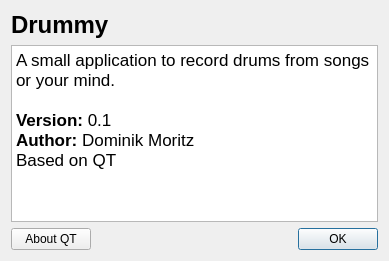
Above: about.ui from domoritz/drummy before the change. Below: the same form after it.
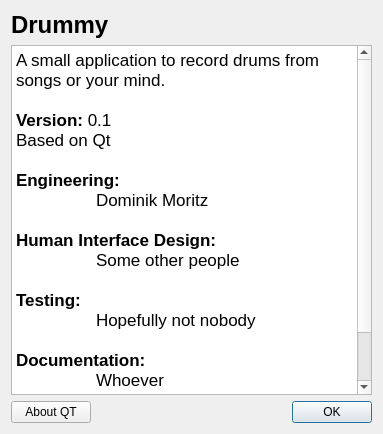
That is the form after the change.

Diff of the .ui file:
```diff
--- a/about.ui
+++ b/about.ui
@@ -6,8 +6,8 @@
    <rect>
     <x>0</x>
     <y>0</y>
-    <width>389</width>
-    <height>261</height>
+    <width>383</width>
+    <height>434</height>
    </rect>
   </property>
   <property name="windowTitle">
@@ -38,8 +38,22 @@
 &lt;p style=&quot; margin-top:0px; margin-bottom:0px; margin-left:0px; margin-right:0px; -qt-block-indent:0; text-indent:0px;&quot;&gt;A small application to record drums from songs or your mind. &lt;/p&gt;
 &lt;p style=&quot;-qt-paragraph-type:empty; margin-top:0px; margin-bottom:0px; margin-left:0px; margin-right:0px; -qt-block-indent:0; text-indent:0px;&quot;&gt;&lt;/p&gt;
 &lt;p style=&quot; margin-top:0px; margin-bottom:0px; margin-left:0px; margin-right:0px; -qt-block-indent:0; text-indent:0px;&quot;&gt;&lt;span style=&quot; font-weight:600;&quot;&gt;Version:&lt;/span&gt; 0.1&lt;/p&gt;
-&lt;p style=&quot; margin-top:0px; margin-bottom:0px; margin-left:0px; margin-right:0px; -qt-block-indent:0; text-indent:0px;&quot;&gt;&lt;span style=&quot; font-weight:600;&quot;&gt;Author:&lt;/span&gt; Dominik Moritz&lt;/p&gt;
-&lt;p style=&quot; margin-top:0px; margin-bottom:0px; margin-left:0px; margin-right:0px; -qt-block-indent:0; text-indent:0px;&quot;&gt;Based on QT&lt;/p&gt;&lt;/body&gt;&lt;/html&gt;</string>
+&lt;p style=&quot; margin-top:0px; margin-bottom:0px; margin-left:0px; margin-right:0px; -qt-block-indent:0; text-indent:0px;&quot;&gt;Based on Qt&lt;/p&gt;
+&lt;p style=&quot;-qt-paragraph-type:empty; margin-top:0px; margin-bottom:0px; margin-left:0px; margin-right:0px; -qt-block-indent:0; text-indent:0px;&quot;&gt;&lt;/p&gt;
+&lt;p style=&quot; margin-top:0px; margin-bottom:0px; margin-left:0px; margin-right:0px; -qt-block-indent:0; text-indent:0px;&quot;&gt;&lt;span style=&quot; font-weight:600;&quot;&gt;Engineering:&lt;/span&gt;&lt;/p&gt;
+&lt;p style=&quot; margin-top:0px; margin-bottom:0px; margin-left:0px; margin-right:0px; -qt-block-indent:0; text-indent:0px;&quot;&gt;	Dominik Moritz&lt;/p&gt;
+&lt;p style=&quot;-qt-paragraph-type:empty; margin-top:0px; margin-bottom:0px; margin-left:0px; margin-right:0px; -qt-block-indent:0; text-indent:0px;&quot;&gt;&lt;/p&gt;
+&lt;p style=&quot; margin-top:0px; margin-bottom:0px; margin-left:0px; margin-right:0px; -qt-block-indent:0; text-indent:0px;&quot;&gt;&lt;span style=&quot; font-weight:600;&quot;&gt;Human Interface Design:&lt;/span&gt;&lt;/p&gt;
+&lt;p style=&quot; margin-top:0px; margin-bottom:0px; margin-left:0px; margin-right:0px; -qt-block-indent:0; text-indent:0px;&quot;&gt;	Some other people&lt;/p&gt;
+&lt;p style=&quot;-qt-paragraph-type:empty; margin-top:0px; margin-bottom:0px; margin-left:0px; margin-right:0px; -qt-block-indent:0; text-indent:0px;&quot;&gt;&lt;/p&gt;
+&lt;p style=&quot; margin-top:0px; margin-bottom:0px; margin-left:0px; margin-right:0px; -qt-block-indent:0; text-indent:0px;&quot;&gt;&lt;span style=&quot; font-weight:600;&quot;&gt;Testing:&lt;/span&gt;&lt;/p&gt;
+&lt;p style=&quot; margin-top:0px; margin-bottom:0px; margin-left:0px; margin-right:0px; -qt-block-indent:0; text-indent:0px;&quot;&gt;	Hopefully not nobody&lt;/p&gt;
+&lt;p style=&quot;-qt-paragraph-type:empty; margin-top:0px; margin-bottom:0px; margin-left:0px; margin-right:0px; -qt-block-indent:0; text-indent:0px;&quot;&gt;&lt;/p&gt;
+&lt;p style=&quot; margin-top:0px; margin-bottom:0px; margin-left:0px; margin-right:0px; -qt-block-indent:0; text-indent:0px;&quot;&gt;&lt;span style=&quot; font-weight:600;&quot;&gt;Documentation:&lt;/span&gt;&lt;/p&gt;
+&lt;p style=&quot; margin-top:0px; margin-bottom:0px; margin-left:0px; margin-right:0px; -qt-block-indent:0; text-indent:0px;&quot;&gt;	Whoever&lt;/p&gt;
+&lt;p style=&quot;-qt-paragraph-type:empty; margin-top:0px; margin-bottom:0px; margin-left:0px; margin-right:0px; -qt-block-indent:0; text-indent:0px;&quot;&gt;&lt;/p&gt;
+&lt;p style=&quot; margin-top:0px; margin-bottom:0px; margin-left:0px; margin-right:0px; -qt-block-indent:0; text-indent:0px;&quot;&gt;&lt;span style=&quot; font-weight:600;&quot;&gt;With special thanks to:&lt;/span&gt;&lt;/p&gt;
+&lt;p style=&quot; margin-top:0px; margin-bottom:0px; margin-left:0px; margin-right:0px; -qt-block-indent:0; text-indent:0px;&quot;&gt;	Mom&lt;/p&gt;&lt;/body&gt;&lt;/html&gt;</string>
      </property>
     </widget>
    </item>
```
